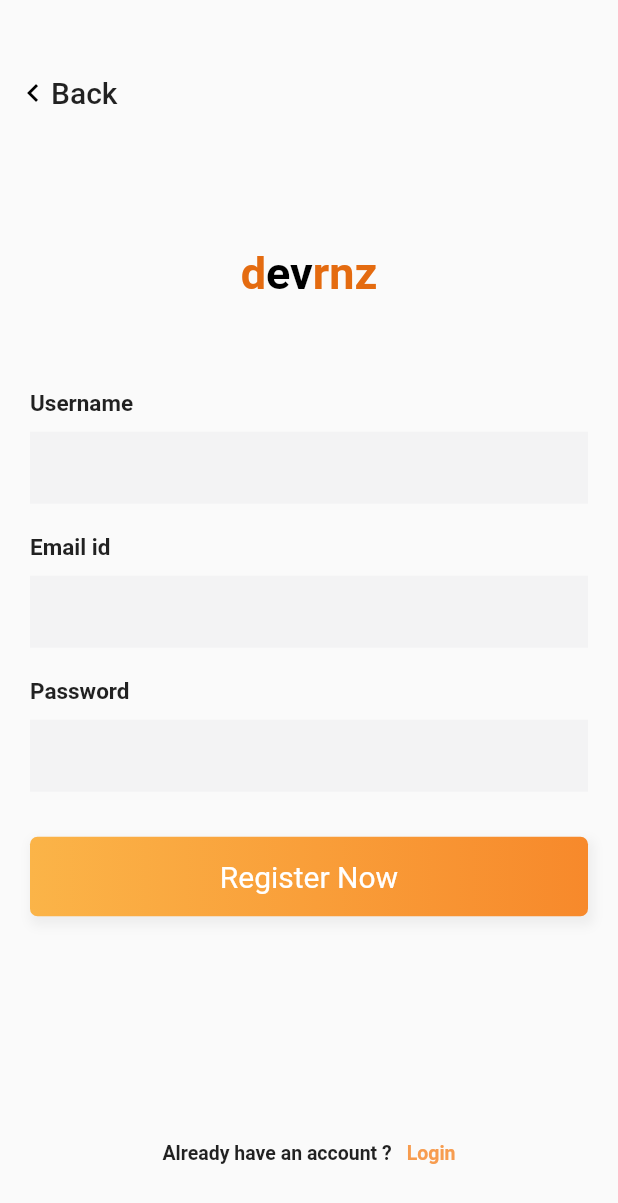
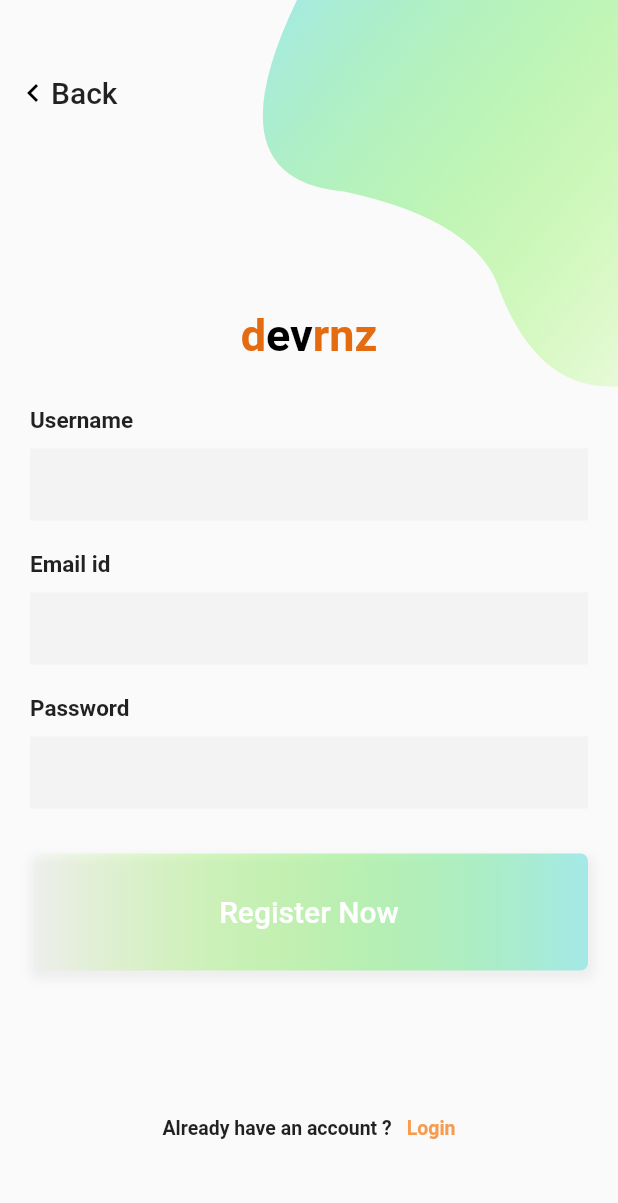
Before and after one commit to alperyalintatli/havass_coaching_flutter, a Flutter app: the screen it shows after launch, after a tap on "Register now", on a phone screen of 412 x 824 dp. Shown: the top 1203 px of the screen. Run offline on Flutter 3.47's test engine with Material 2 defaults, Android fonts, the phone set to English and light mode, and no system bars; our stand-ins replace firebase_auth, firebase_core; accounts and stored records are empty.

Commit message:
login design doing

```diff
--- a/lib/Business/Abstract/I_login_operations.dart
+++ b/lib/Business/Abstract/I_login_operations.dart
@@ -2,7 +2,7 @@ import 'package:flutter/material.dart';
 
 abstract class ILoginOperations {
   void login(BuildContext context);
-  void signIn();
+  void signUp(BuildContext context);
   void signOut();
   Widget controlOfSignIn(BuildContext context);
 }
--- a/lib/Business/Concrete/login_operations.dart
+++ b/lib/Business/Concrete/login_operations.dart
@@ -2,6 +2,7 @@ import 'package:firebase_auth/firebase_auth.dart';
 import 'package:flutter/material.dart';
 import 'package:havass_coaching_flutter/Business/Abstract/I_login_operations.dart';
 import 'package:havass_coaching_flutter/login_screen.dart';
+import '../../loginPage.dart';
 import '../../newScreen.dart';
 
 class LoginOperations implements ILoginOperations {
@@ -38,7 +39,7 @@ class LoginOperations implements ILoginOperations {
   }
 
   @override
-  void signIn() async {
+  void signUp(BuildContext context) async {
     String email = "alicanerderin@gmail.com";
     String password = "password";
     try {
@@ -50,7 +51,11 @@ class LoginOperations implements ILoginOperations {
                   print("Hata oluştu");
                 })
               })
-          .whenComplete(() => signOut());
+          .whenComplete(() {
+        signOut();
+        Navigator.of(context)
+            .push(MaterialPageRoute(builder: (context) => LoginPage()));
+      });
     } catch (e) {
       print(e.toString());
     }
--- /dev/null
+++ b/lib/Widget/bezierContainer.dart
@@ -0,0 +1,32 @@
+import 'dart:math';
+
+import 'package:flutter/material.dart';
+
+import 'customClipper.dart';
+
+class BezierContainer extends StatelessWidget {
+  const BezierContainer({Key key}) : super(key: key);
+
+  @override
+  Widget build(BuildContext context) {
+    return Container(
+        child: Transform.rotate(
+      angle: -pi / 3.5,
+      child: ClipPath(
+        clipper: ClipPainter(),
+        child: Container(
+          height: MediaQuery.of(context).size.height * .5,
+          width: MediaQuery.of(context).size.width,
+          decoration: BoxDecoration(
+              gradient: LinearGradient(
+                  begin: Alignment.topCenter,
+                  end: Alignment.bottomCenter,
+                  colors: [
+                Color.fromRGBO(164, 233, 232, 1),
+                Color.fromARGB(0, 121, 250, 0),
+              ])),
+        ),
+      ),
+    ));
+  }
+}
--- /dev/null
+++ b/lib/Widget/customClipper.dart
@@ -0,0 +1,44 @@
+import 'package:flutter/material.dart';
+import 'package:flutter/painting.dart';
+
+class ClipPainter extends CustomClipper<Path> {
+  @override
+  Path getClip(Size size) {
+    var height = size.height;
+    var width = size.width;
+    var path = new Path();
+
+    path.lineTo(0, size.height);
+    path.lineTo(size.width, height);
+    path.lineTo(size.width, 0);
+
+    /// [Top Left corner]
+    var secondControlPoint = Offset(0, 0);
+    var secondEndPoint = Offset(width * .2, height * .3);
+    path.quadraticBezierTo(secondControlPoint.dx, secondControlPoint.dy,
+        secondEndPoint.dx, secondEndPoint.dy);
+
+    /// [Left Middle]
+    var fifthControlPoint = Offset(width * .3, height * .5);
+    var fiftEndPoint = Offset(width * .23, height * .6);
+    path.quadraticBezierTo(fifthControlPoint.dx, fifthControlPoint.dy,
+        fiftEndPoint.dx, fiftEndPoint.dy);
+
+    /// [Bottom Left corner]
+    var thirdControlPoint = Offset(0, height);
+    var thirdEndPoint = Offset(width, height);
+    path.quadraticBezierTo(thirdControlPoint.dx, thirdControlPoint.dy,
+        thirdEndPoint.dx, thirdEndPoint.dy);
+
+    path.lineTo(0, size.height);
+    path.close();
+
+    return path;
+  }
+
+  @override
+  bool shouldReclip(CustomClipper<Path> oldClipper) {
+    // TODO: implement shouldReclip
+    return true;
+  }
+}
--- a/lib/loginPage.dart
+++ b/lib/loginPage.dart
@@ -1,5 +1,6 @@
 import 'package:flutter/material.dart';
-import 'package:havass_coaching_flutter/signupPage.dart';
+import 'package:havass_coaching_flutter/Widget/bezierContainer.dart';
+import 'package:havass_coaching_flutter/registerPage.dart';
 
 class LoginPage extends StatefulWidget {
   LoginPage({Key key, this.title}) : super(key: key);
@@ -238,7 +239,7 @@ class _LoginPageState extends State<LoginPage> {
           Positioned(
               top: -height * .15,
               right: -MediaQuery.of(context).size.width * .4,
-              child: Container()),
+              child: BezierContainer()),
           Container(
             padding: EdgeInsets.symmetric(horizontal: 20),
             child: SingleChildScrollView(
--- a/lib/login_screen.dart
+++ b/lib/login_screen.dart
@@ -11,13 +11,11 @@ class LoginOperation extends StatefulWidget {
 class _LoginOperationState extends State<LoginOperation> {
   @override
   void initState() {
-
     super.initState();
   }
 
   @override
   Widget build(BuildContext context) {
-
     return Scaffold(
       appBar: AppBar(
         title: Text("Login İslemleri"),
@@ -54,12 +52,10 @@ class _LoginOperationState extends State<LoginOperation> {
   }
 
   void _createUser() async {
-    _loginOperation.signIn();
+    _loginOperation.signUp(context);
   }
 
   void _login() {
     _loginOperation.login(context);
   }
-
-
 }
--- a/lib/main.dart
+++ b/lib/main.dart
@@ -19,7 +19,7 @@ class MyApp extends StatelessWidget {
         primarySwatch: Colors.red,
         visualDensity: VisualDensity.adaptivePlatformDensity,
       ),
-      debugShowCheckedModeBanner: true,
+      debugShowCheckedModeBanner: false,
       home: FirebaseInitialize(),
     );
   }
--- a/lib/signupPage.dart
+++ b/lib/registerPage.dart
@@ -1,5 +1,9 @@
 import 'package:flutter/material.dart';
+import 'package:havass_coaching_flutter/Widget/bezierContainer.dart';
+import 'Business/Concrete/login_operations.dart';
 import 'loginPage.dart';
+
+LoginOperations _loginOperation = LoginOperations.getInstance();
 
 class SignUpPage extends StatefulWidget {
   SignUpPage({Key key, this.title}) : super(key: key);
@@ -73,12 +77,19 @@ class _SignUpPageState extends State<SignUpPage> {
             gradient: LinearGradient(
                 begin: Alignment.centerLeft,
                 end: Alignment.centerRight,
-              colors: [Color(0xfffbb448), Color(0xfff7892b)])),
+                colors: [
+                  Color.fromARGB(0, 121, 250, 0),
+                  Color.fromRGBO(164, 233, 232, 1),
+                ])),
+        child: TextButton(
           child: Text(
             'Register Now',
             style: TextStyle(fontSize: 20, color: Colors.white),
           ),
-    );
+          onPressed: () {
+            _signUpUser();
+          },
+        ));
   }
 
   Widget _loginAccountLabel() {
@@ -88,7 +99,7 @@ class _SignUpPageState extends State<SignUpPage> {
             context, MaterialPageRoute(builder: (context) => LoginPage()));
       },
       child: Container(
-        margin: EdgeInsets.symmetric(vertical: 20),
+        margin: EdgeInsets.symmetric(vertical: 0),
         padding: EdgeInsets.all(15),
         alignment: Alignment.bottomCenter,
         child: Row(
@@ -158,7 +169,7 @@ class _SignUpPageState extends State<SignUpPage> {
             Positioned(
               top: -MediaQuery.of(context).size.height * .15,
               right: -MediaQuery.of(context).size.width * .4,
-              child: Container(),
+              child: BezierContainer(),
             ),
             Container(
               padding: EdgeInsets.symmetric(horizontal: 20),
@@ -167,17 +178,17 @@ class _SignUpPageState extends State<SignUpPage> {
                   crossAxisAlignment: CrossAxisAlignment.center,
                   mainAxisAlignment: MainAxisAlignment.center,
                   children: <Widget>[
-                    SizedBox(height: height * .2),
+                    SizedBox(height: height * .25),
                     _title(),
                     SizedBox(
-                      height: 50,
+                      height: 20,
                     ),
                     _emailPasswordWidget(),
                     SizedBox(
                       height: 20,
                     ),
                     _submitButton(),
-                    SizedBox(height: height * .14),
+                    SizedBox(height: height * .10),
                     _loginAccountLabel(),
                   ],
                 ),
@@ -189,4 +200,8 @@ class _SignUpPageState extends State<SignUpPage> {
       ),
     );
   }
+
+  void _signUpUser() async {
+    _loginOperation.signUp(context);
   }
+}
--- a/lib/welcomePage.dart
+++ b/lib/welcomePage.dart
@@ -1,5 +1,5 @@
 import 'package:flutter/material.dart';
-import 'package:havass_coaching_flutter/signupPage.dart';
+import 'package:havass_coaching_flutter/registerPage.dart';
 
 import 'loginPage.dart';
 
@@ -27,7 +27,7 @@ class _WelcomePageState extends State<WelcomePage> {
             borderRadius: BorderRadius.all(Radius.circular(5)),
             boxShadow: <BoxShadow>[
               BoxShadow(
-                  color: Color(0xffdf8e33).withAlpha(100),
+                  color: Color(0xffdf8e33).withAlpha(0),
                   offset: Offset(2, 4),
                   blurRadius: 8,
                   spreadRadius: 2)
@@ -62,8 +62,6 @@ class _WelcomePageState extends State<WelcomePage> {
       ),
     );
   }
-
-
 
   Widget _title() {
     return RichText(
@@ -107,7 +105,10 @@ class _WelcomePageState extends State<WelcomePage> {
               gradient: LinearGradient(
                   begin: Alignment.topCenter,
                   end: Alignment.bottomCenter,
-                  colors: [Color(0xfffbb448), Color(0xffe46b10)])),
+                  colors: [
+                    Color.fromRGBO(164, 233, 232, 1),
+                    Color.fromARGB(0, 121, 250, 0)
+                  ])),
           child: Column(
             crossAxisAlignment: CrossAxisAlignment.center,
             mainAxisAlignment: MainAxisAlignment.center,
```
Lines whose indentation alone changed are shown as unchanged.
